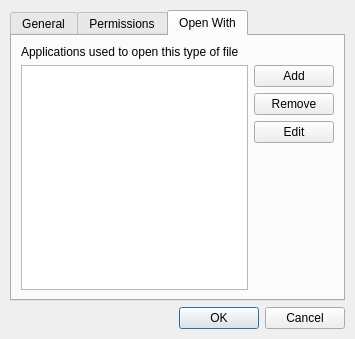
lxqt/pcmanfm-qt, file file-props.ui: the form before one commit.
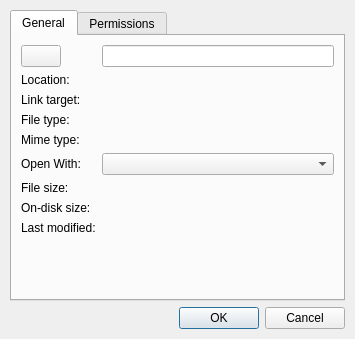
The form after the commit. The open tabs and pages were chosen to show the change. Icons and pictures are not drawn.

Commit message: Add a combobox to file properties dialog to select default application.

What changed in the file:
```diff
--- a/file-props.ui
+++ b/file-props.ui
@@ -98,42 +98,42 @@
          </property>
         </widget>
        </item>
-       <item row="5" column="0">
+       <item row="6" column="0">
         <widget class="QLabel" name="label_7">
          <property name="text">
           <string>File size:</string>
          </property>
         </widget>
        </item>
-       <item row="5" column="1">
+       <item row="6" column="1">
         <widget class="QLabel" name="fileSize">
          <property name="text">
           <string/>
          </property>
         </widget>
        </item>
-       <item row="6" column="0">
+       <item row="7" column="0">
         <widget class="QLabel" name="label_6">
          <property name="text">
           <string>On-disk size:</string>
          </property>
         </widget>
        </item>
-       <item row="6" column="1">
+       <item row="7" column="1">
         <widget class="QLabel" name="onDiskSize">
          <property name="text">
           <string/>
          </property>
         </widget>
        </item>
-       <item row="7" column="0">
+       <item row="8" column="0">
         <widget class="QLabel" name="label_3">
          <property name="text">
           <string>Last modified:</string>
          </property>
         </widget>
        </item>
-       <item row="7" column="1">
+       <item row="8" column="1">
         <widget class="QLabel" name="lastModified">
          <property name="text">
           <string/>
@@ -157,6 +157,16 @@
          </property>
         </widget>
        </item>
+       <item row="5" column="0">
+        <widget class="QLabel" name="openWithLabel">
+         <property name="text">
+          <string>Open With:</string>
+         </property>
+        </widget>
+       </item>
+       <item row="5" column="1">
+        <widget class="QComboBox" name="openWith"/>
+       </item>
       </layout>
      </widget>
      <widget class="QWidget" name="tab_2">
@@ -238,71 +248,6 @@
        </item>
       </layout>
      </widget>
-     <widget class="QWidget" name="tab_3">
-      <attribute name="title">
-       <string>Open With</string>
-      </attribute>
-      <layout class="QVBoxLayout" name="verticalLayout_3">
-       <item>
-        <widget class="QLabel" name="label_5">
-         <property name="sizePolicy">
-          <sizepolicy hsizetype="Preferred" vsizetype="Preferred">
-           <horstretch>0</horstretch>
-           <verstretch>0</verstretch>
-          </sizepolicy>
-         </property>
-         <property name="text">
-          <string>&lt;html&gt;&lt;head/&gt;&lt;body&gt;&lt;p&gt;Applications used to open this type of file&lt;/p&gt;&lt;/body&gt;&lt;/html&gt;</string>
-         </property>
-        </widget>
-       </item>
-       <item>
-        <layout class="QHBoxLayout" name="horizontalLayout">
-         <item>
-          <widget class="QListWidget" name="listWidget"/>
-         </item>
-         <item>
-          <layout class="QVBoxLayout" name="verticalLayout_2">
-           <item>
-            <widget class="QPushButton" name="pushButton">
-             <property name="text">
-              <string>Add</string>
-             </property>
-            </widget>
-           </item>
-           <item>
-            <widget class="QPushButton" name="pushButton_2">
-             <property name="text">
-              <string>Remove</string>
-             </property>
-            </widget>
-           </item>
-           <item>
-            <widget class="QPushButton" name="pushButton_3">
-             <property name="text">
-              <string>Edit</string>
-             </property>
-            </widget>
-           </item>
-           <item>
-            <spacer name="verticalSpacer">
-             <property name="orientation">
-              <enum>Qt::Vertical</enum>
-             </property>
-             <property name="sizeHint" stdset="0">
-              <size>
-               <width>20</width>
-               <height>40</height>
-              </size>
-             </property>
-            </spacer>
-           </item>
-          </layout>
-         </item>
-        </layout>
-       </item>
-      </layout>
-     </widget>
     </widget>
    </item>
    <item>
```
Left out of the diff: 8 changed lines with no effect on the pictures. The commit also changes 2 other files.
